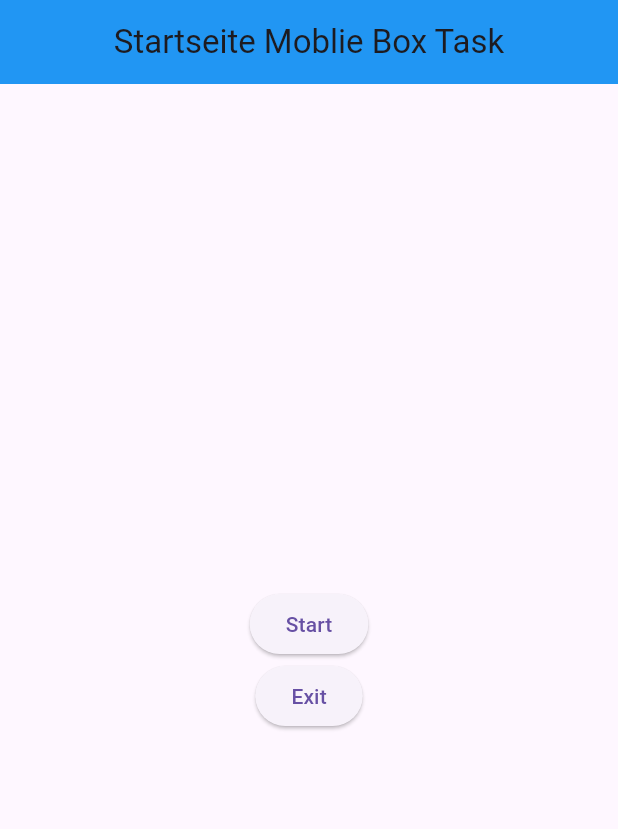
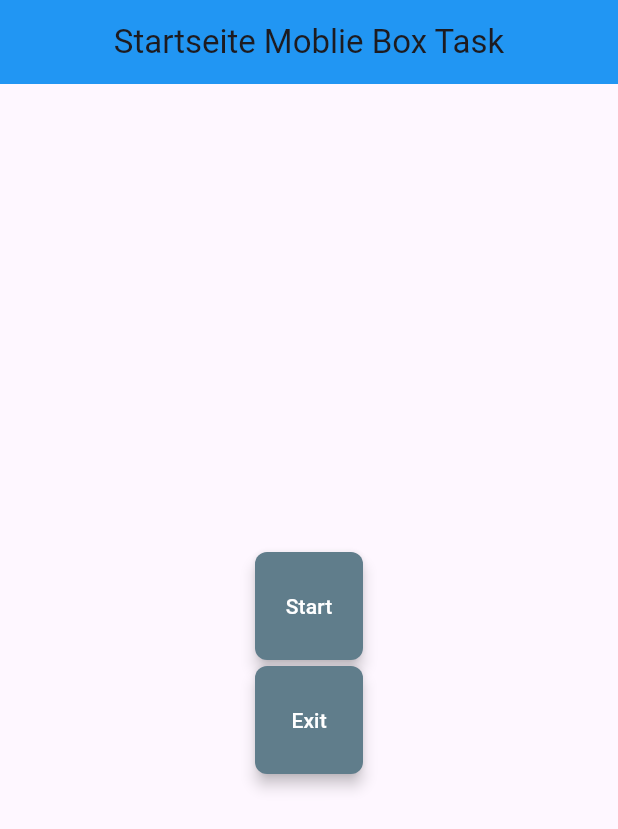
Before and after one commit to Rhaun95/Mobile-Box-Task, a Flutter app: the screen it shows after launch, on a phone screen of 412 x 824 dp. Shown: the top 829 px of the screen. Run offline on Flutter 3.47's test engine with Material 3 defaults, Android fonts, the phone set to English and light mode, and no system bars; our stand-ins replace sensors.

Commit message:
OPT: Create a common button design

```diff
--- a/mobile_box_task/lib/view/Home.dart
+++ b/mobile_box_task/lib/view/Home.dart
@@ -1,35 +1,33 @@
 import 'dart:io';
 import 'package:flutter/material.dart';
 import 'package:mobile_box_task/view/Driving.dart';
+import 'package:mobile_box_task/widget/Button.dart';
 
 class Home extends StatelessWidget {
-  // goToMBT(BuildContext context) {
-  //   Navigator.push(context, MaterialPageRoute(builder: (context) => Driving()));
-  // }
-
   const Home({super.key});
 
   @override
   Widget build(BuildContext context) {
-    return Center(
-      child: Column(mainAxisAlignment: MainAxisAlignment.center, children: [
-        Center(
+    return Column(mainAxisAlignment: MainAxisAlignment.center, children: [
+      Center(
+        child: SizedBox(
+          height: 80,
           child: Row(
             mainAxisAlignment: MainAxisAlignment.center,
             children: [
-              ElevatedButton(
+              Button(
                   onPressed: () {
                     Navigator.push(context,
                         MaterialPageRoute(builder: (context) => Driving()));
                   },
-                  child: Text("Start"))
+                  text: "Start")
             ],
           ),
         ),
-        Row(mainAxisAlignment: MainAxisAlignment.center, children: [
-          ElevatedButton(onPressed: () => exit(0), child: const Text("Exit"))
-        ]),
-      ]),
-    );
+      ),
+      Row(
+          mainAxisAlignment: MainAxisAlignment.center,
+          children: [Button(onPressed: () => exit(0), text: "Exit")]),
+    ]);
   }
 }
--- /dev/null
+++ b/mobile_box_task/lib/widget/Button.dart
@@ -0,0 +1,32 @@
+import 'dart:ui';
+
+import 'package:flutter/material.dart';
+
+class Button extends StatelessWidget {
+  final VoidCallback onPressed;
+  final String text;
+
+  const Button({Key? key, required this.onPressed, required this.text})
+      : super(key: key);
+
+  @override
+  Widget build(BuildContext context) {
+    return ElevatedButton(
+        onPressed: onPressed,
+        style: ElevatedButton.styleFrom(
+          foregroundColor: Colors.white,
+          backgroundColor: Colors.blueGrey,
+          padding: const EdgeInsets.all(16),
+          shape: RoundedRectangleBorder(
+            borderRadius: BorderRadius.circular(8.0),
+          ),
+          elevation: 4,
+        ),
+        child: SizedBox(
+            width: 40,
+            height: 40,
+            child: Center(
+              child: Text(text),
+            )));
+  }
+}
```
Also changed, not shown: mobile_box_task/lib/view/Driving.dart (+9 -34 lines), 1 other file.
